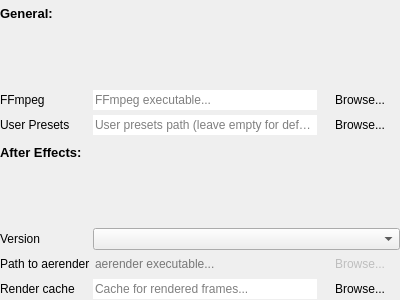
Old version of the form DuFFMpeg/settingswidget.ui in the repository RxLaboratory/DuME.
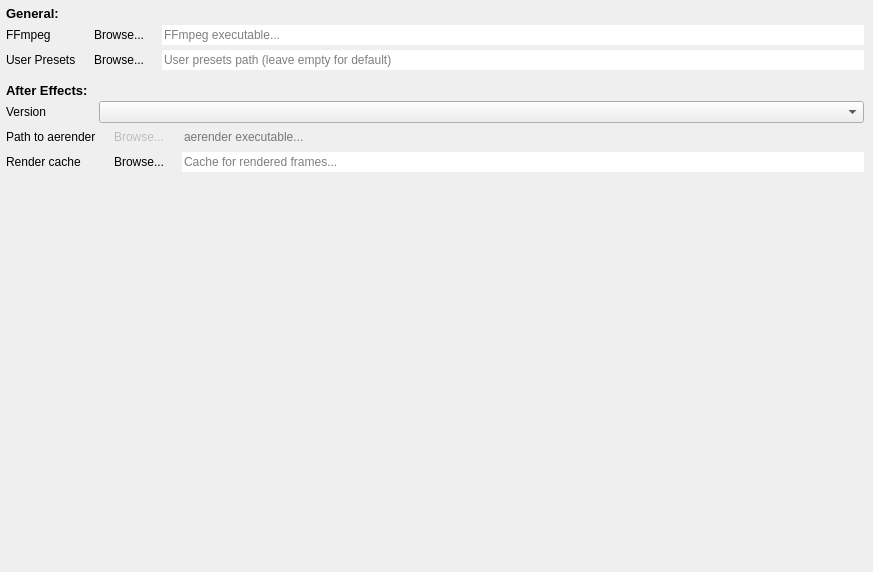
New version of the form.

```diff
--- a/DuFFMpeg/settingswidget.ui
+++ b/DuFFMpeg/settingswidget.ui
@@ -6,13 +6,34 @@
    <rect>
     <x>0</x>
     <y>0</y>
-    <width>400</width>
-    <height>300</height>
+    <width>873</width>
+    <height>572</height>
    </rect>
   </property>
   <property name="windowTitle">
    <string>Form</string>
   </property>
+  <layout class="QVBoxLayout" name="verticalLayout" stretch="0,0,1">
+   <property name="leftMargin">
+    <number>3</number>
+   </property>
+   <property name="topMargin">
+    <number>3</number>
+   </property>
+   <property name="rightMargin">
+    <number>6</number>
+   </property>
+   <property name="bottomMargin">
+    <number>6</number>
+   </property>
+   <item>
+    <widget class="QWidget" name="generalWidget" native="true">
+     <property name="sizePolicy">
+      <sizepolicy hsizetype="Preferred" vsizetype="Minimum">
+       <horstretch>0</horstretch>
+       <verstretch>0</verstretch>
+      </sizepolicy>
+     </property>
   <layout class="QFormLayout" name="formLayout">
    <property name="horizontalSpacing">
     <number>3</number>
@@ -21,17 +42,31 @@
     <number>3</number>
    </property>
    <property name="leftMargin">
-    <number>0</number>
+       <number>3</number>
    </property>
    <property name="topMargin">
-    <number>0</number>
+       <number>3</number>
    </property>
    <property name="rightMargin">
-    <number>0</number>
+       <number>3</number>
    </property>
    <property name="bottomMargin">
-    <number>0</number>
-   </property>
+       <number>3</number>
+      </property>
+      <item row="0" column="0">
+       <widget class="QLabel" name="label">
+        <property name="font">
+         <font>
+          <pointsize>10</pointsize>
+          <weight>75</weight>
+          <bold>true</bold>
+         </font>
+        </property>
+        <property name="text">
+         <string>General:</string>
+        </property>
+       </widget>
+      </item>
    <item row="1" column="0">
     <widget class="QLabel" name="label_8">
      <property name="sizePolicy">
@@ -47,6 +82,16 @@
    </item>
    <item row="1" column="1">
     <layout class="QHBoxLayout" name="horizontalLayout_5">
+        <item>
+         <widget class="QPushButton" name="ffmpegBrowseButton">
+          <property name="text">
+           <string>Browse...</string>
+          </property>
+          <property name="flat">
+           <bool>true</bool>
+          </property>
+         </widget>
+        </item>
      <item>
       <widget class="QLineEdit" name="ffmpegPathEdit">
        <property name="text">
@@ -60,16 +105,6 @@
        </property>
       </widget>
      </item>
-     <item>
-      <widget class="QPushButton" name="ffmpegBrowseButton">
-       <property name="text">
-        <string>Browse...</string>
-       </property>
-       <property name="flat">
-        <bool>true</bool>
-       </property>
-      </widget>
-     </item>
     </layout>
    </item>
    <item row="2" column="0">
@@ -87,6 +122,16 @@
    </item>
    <item row="2" column="1">
     <layout class="QHBoxLayout" name="horizontalLayout_6">
+        <item>
+         <widget class="QPushButton" name="userPresetsBrowseButton">
+          <property name="text">
+           <string>Browse...</string>
+          </property>
+          <property name="flat">
+           <bool>true</bool>
+          </property>
+         </widget>
+        </item>
      <item>
       <widget class="QLineEdit" name="userPresetsPathEdit">
        <property name="text">
@@ -100,33 +145,39 @@
        </property>
       </widget>
      </item>
+       </layout>
+      </item>
+     </layout>
+    </widget>
+   </item>
      <item>
-      <widget class="QPushButton" name="userPresetsBrowseButton">
-       <property name="text">
-        <string>Browse...</string>
-       </property>
-       <property name="flat">
-        <bool>true</bool>
-       </property>
-      </widget>
-     </item>
-    </layout>
-   </item>
+    <widget class="QWidget" name="aeWidget" native="true">
+     <property name="sizePolicy">
+      <sizepolicy hsizetype="Preferred" vsizetype="Minimum">
+       <horstretch>0</horstretch>
+       <verstretch>0</verstretch>
+      </sizepolicy>
+     </property>
+     <layout class="QFormLayout" name="formLayout_2">
+      <property name="horizontalSpacing">
+       <number>3</number>
+      </property>
+      <property name="verticalSpacing">
+       <number>3</number>
+      </property>
+      <property name="leftMargin">
+       <number>3</number>
+      </property>
+      <property name="topMargin">
+       <number>3</number>
+      </property>
+      <property name="rightMargin">
+       <number>3</number>
+      </property>
+      <property name="bottomMargin">
+       <number>3</number>
+      </property>
    <item row="0" column="0">
-    <widget class="QLabel" name="label">
-     <property name="font">
-      <font>
-       <pointsize>10</pointsize>
-       <weight>75</weight>
-       <bold>true</bold>
-      </font>
-     </property>
-     <property name="text">
-      <string>General:</string>
-     </property>
-    </widget>
-   </item>
-   <item row="3" column="0">
     <widget class="QLabel" name="label_2">
      <property name="font">
       <font>
@@ -140,7 +191,7 @@
      </property>
     </widget>
    </item>
-   <item row="4" column="0">
+      <item row="1" column="0">
     <widget class="QLabel" name="label_10">
      <property name="sizePolicy">
       <sizepolicy hsizetype="Preferred" vsizetype="Expanding">
@@ -153,10 +204,10 @@
      </property>
     </widget>
    </item>
-   <item row="4" column="1">
+      <item row="1" column="1">
     <widget class="QComboBox" name="aeVersionBox"/>
    </item>
-   <item row="5" column="0">
+      <item row="2" column="0">
     <widget class="QLabel" name="label_11">
      <property name="sizePolicy">
       <sizepolicy hsizetype="Preferred" vsizetype="Expanding">
@@ -169,8 +220,21 @@
      </property>
     </widget>
    </item>
-   <item row="5" column="1">
+      <item row="2" column="1">
     <layout class="QHBoxLayout" name="horizontalLayout_7">
+        <item>
+         <widget class="QPushButton" name="aerenderBrowseButton">
+          <property name="enabled">
+           <bool>false</bool>
+          </property>
+          <property name="text">
+           <string>Browse...</string>
+          </property>
+          <property name="flat">
+           <bool>true</bool>
+          </property>
+         </widget>
+        </item>
      <item>
       <widget class="QLineEdit" name="aerenderPathEdit">
        <property name="enabled">
@@ -187,22 +251,9 @@
        </property>
       </widget>
      </item>
-     <item>
-      <widget class="QPushButton" name="aerenderBrowseButton">
-       <property name="enabled">
-        <bool>false</bool>
-       </property>
-       <property name="text">
-        <string>Browse...</string>
-       </property>
-       <property name="flat">
-        <bool>true</bool>
-       </property>
-      </widget>
-     </item>
-    </layout>
-   </item>
-   <item row="6" column="0">
+       </layout>
+      </item>
+      <item row="3" column="0">
     <widget class="QLabel" name="label_12">
      <property name="sizePolicy">
       <sizepolicy hsizetype="Preferred" vsizetype="Expanding">
@@ -215,8 +266,18 @@
      </property>
     </widget>
    </item>
-   <item row="6" column="1">
+      <item row="3" column="1">
     <layout class="QHBoxLayout" name="horizontalLayout_8">
+        <item>
+         <widget class="QPushButton" name="aeCacheBrowseButton">
+          <property name="text">
+           <string>Browse...</string>
+          </property>
+          <property name="flat">
+           <bool>true</bool>
+          </property>
+         </widget>
+        </item>
      <item>
       <widget class="QLineEdit" name="aeCacheEdit">
        <property name="text">
@@ -230,17 +291,23 @@
        </property>
       </widget>
      </item>
-     <item>
-      <widget class="QPushButton" name="aeCacheBrowseButton">
-       <property name="text">
-        <string>Browse...</string>
-       </property>
-       <property name="flat">
-        <bool>true</bool>
-       </property>
-      </widget>
-     </item>
-    </layout>
+       </layout>
+      </item>
+     </layout>
+    </widget>
+   </item>
+   <item>
+    <spacer name="verticalSpacer">
+     <property name="orientation">
+      <enum>Qt::Vertical</enum>
+     </property>
+     <property name="sizeHint" stdset="0">
+      <size>
+       <width>20</width>
+       <height>40</height>
+      </size>
+     </property>
+    </spacer>
    </item>
   </layout>
  </widget>
```
Lines whose indentation alone changed are shown as unchanged.
